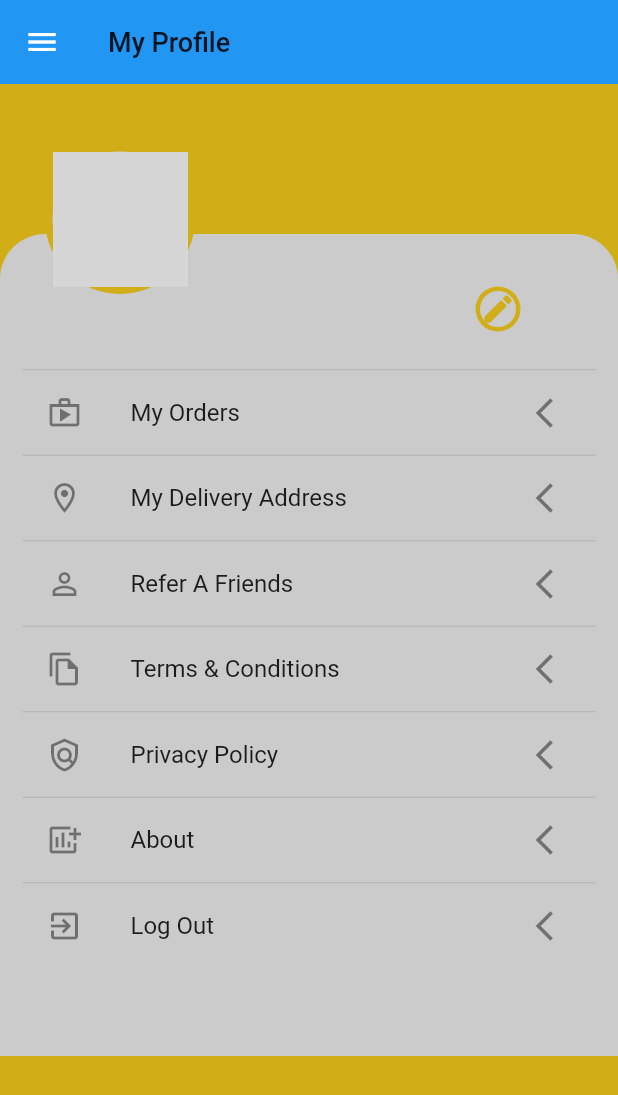
After one commit to shubham-up-47/flutter-food-app, a Flutter app: the MyProfile screen opened directly, on a phone screen of 412 x 824 dp. The commit adds this screen. Shown: the top 1095 px of the screen. Run offline on Flutter 3.47's test engine with Material 2 defaults, Android fonts, the phone set to English and light mode, and no system bars; our stand-ins replace cloud_firestore, firebase_auth, firebase_core, flutter_signin_button, google_sign_in; accounts and stored records are empty; network calls fail; grey boxes are pictures that could not be loaded.

Commit message:
forth commit

```diff
--- a/Notes1.txt
+++ b/Notes1.txt
@@ -49,7 +49,7 @@
 
           Authentication
 
-
+*Update all color shortcuts in files
 
 
 
--- /dev/null
+++ b/foodapp/lib/config/colors.dart
@@ -0,0 +1,5 @@
+import 'package:flutter/material.dart';
+
+Color primaryColor = Color(0xffd1ad17);
+Color scaffoldBackgroundColor = Color(0xffcbcbcb);
+Color textColor = Colors.black87;
--- a/foodapp/lib/main.dart
+++ b/foodapp/lib/main.dart
@@ -1,6 +1,7 @@
 import 'package:firebase_auth/firebase_auth.dart';
 import 'package:flutter/material.dart';
 import 'package:firebase_core/firebase_core.dart';
+import 'package:foodapp/config/colors.dart';
 import 'auth/sign_in.dart';
 
 void main() async {
@@ -16,6 +17,10 @@ class MyApp extends StatelessWidget {
   @override
   Widget build(BuildContext context) {
     return MaterialApp(
+      theme: ThemeData(
+        primaryColor: primaryColor,
+        scaffoldBackgroundColor: scaffoldBackgroundColor
+      ),
       debugShowCheckedModeBanner: false,
       home: SignIn(),
     );
--- a/foodapp/lib/screens/home/drawer_side.dart
+++ b/foodapp/lib/screens/home/drawer_side.dart
@@ -7,6 +7,7 @@
 // import 'package:app/screens/wishList/wish_list.dart';
 import 'package:flutter/material.dart';
 import 'package:foodapp/screens/home/home_screen.dart';
+import 'package:foodapp/screens/my_profile/my_profile.dart';
 
 class DrawerSide extends StatefulWidget{
   // UserProvider userProvider;
@@ -104,7 +105,7 @@ class _DrawerSideState extends State<DrawerSide>{
               onTap: (){
                 Navigator.of(context).push(
                   MaterialPageRoute(
-                    builder: (context) => HomeScreen(),
+                    builder: (context) => MyProfile(),
                   ),
                 );
               }
--- /dev/null
+++ b/foodapp/lib/screens/my_profile/my_profile.dart
@@ -0,0 +1,174 @@
+import 'package:flutter/material.dart';
+import 'package:foodapp/config/colors.dart';
+// import 'package:foodapp/models/user_model.dart';
+// import 'package:foodapp/providers/user_provider.dart';
+import 'package:foodapp/screens/home/drawer_side.dart';
+
+class MyProfile extends StatefulWidget {
+  // UserProvider userProvider;
+  // MyProfile({this.userProvider});
+
+  @override
+  _MyProfileState createState() => _MyProfileState();
+}
+
+class _MyProfileState extends State<MyProfile>{
+
+  @override
+  Widget listTile({required IconData icon, required String title}){
+    return Column(
+      children: [
+        Divider(
+          height: 1,
+        ),
+        ListTile(
+          leading: Icon(icon),
+          title: Text(title),
+          trailing: Icon(Icons.arrow_back_ios),
+        )
+      ],
+    );
+  }
+
+  Widget build(BuildContext context) {
+    // var userData = widget.userProvider.currentUserData;
+
+    return Scaffold(
+      backgroundColor: primaryColor,
+
+      appBar: AppBar(
+        elevation: 0.0,
+        title: Text(
+          "My Profile",
+          style: TextStyle(
+            fontSize: 18,
+            color: textColor,
+          ),
+        ),
+      ),
+
+      drawer: DrawerSide(
+        // userProvider: widget.userProvider,
+      ),
+
+      body: Stack(
+        children: [
+          Column(
+            children: [
+              Container(
+                height: 100,
+                color: primaryColor,
+              ),
+
+              Container(
+                height: 548,
+                width: double.infinity,
+                padding: EdgeInsets.symmetric(horizontal: 15, vertical: 10),
+                decoration: BoxDecoration(
+                  color: scaffoldBackgroundColor,
+                  borderRadius: BorderRadius.only(
+                    topLeft: Radius.circular(30),
+                    topRight: Radius.circular(30),
+                  ),
+                ),
+                child: ListView(
+                  children: [
+                    Row(
+                      mainAxisAlignment: MainAxisAlignment.end,
+                      children: [
+                        Container(
+                          width: 250,
+                          height: 80,
+                          padding: EdgeInsets.only(left: 20),
+
+                          child: Row(
+                            mainAxisAlignment: MainAxisAlignment.spaceAround,
+                            children: [
+                              Column(
+                                mainAxisAlignment: MainAxisAlignment.center,
+                                crossAxisAlignment: CrossAxisAlignment.start,
+                                children: [
+                                  // Text(
+                                  //   userData.userName,
+                                  //   style: TextStyle(
+                                  //     fontSize: 14,
+                                  //     fontWeight: FontWeight.bold,
+                                  //     color: textColor
+                                  //   ),
+                                  // ),
+                                  SizedBox(
+                                    height: 10,
+                                  ),
+                                  // Text(userData.userEmail),
+                                ],
+                              ),
+                              CircleAvatar(
+                                radius: 15,
+                                backgroundColor: primaryColor,
+                                child: CircleAvatar(
+                                  radius: 12,
+                                  child: Icon(
+                                    Icons.edit,
+                                    color: primaryColor,
+                                  ),
+                                  backgroundColor: scaffoldBackgroundColor,
+                                ),
+                              ),
+                            ],
+                          ),
+                        ),
+                      ],
+                    ),
+                    listTile(
+                      icon: Icons.shop_outlined,
+                      title: "My Orders"
+                    ),
+                    listTile(
+                      icon: Icons.location_on_outlined,
+                      title: "My Delivery Address"
+                    ),
+                    listTile(
+                      icon: Icons.person_outline,
+                      title: "Refer A Friends"
+                    ),
+                    listTile(
+                      icon: Icons.file_copy_outlined,
+                      title: "Terms & Conditions"
+                    ),
+                    listTile(
+                      icon: Icons.policy_outlined,
+                      title: "Privacy Policy"
+                    ),
+                    listTile(
+                      icon: Icons.add_chart,
+                      title: "About"
+                    ),
+                    listTile(
+                      icon: Icons.exit_to_app_outlined,
+                      title: "Log Out"
+                    ),
+                  ],
+                ),
+              ),
+            ],
+          ),
+          Padding(
+            padding: const EdgeInsets.only(top: 40, left: 30),
+            child: CircleAvatar(
+              radius: 50,
+              backgroundColor: primaryColor,
+              child: CircleAvatar(
+                backgroundImage: NetworkImage(
+                  // userData.userImage ??
+                  "https://s3.envato.com/files/328957910/vegi_thumb.pnb",
+                ),
+                radius: 45,
+                backgroundColor: scaffoldBackgroundColor,
+              ),
+            ),
+          ),
+        ],
+      ),
+    );
+  }
+}
```
Also changed, not shown: foodapp/lib/screens/home/home_screen.dart (+16 -17 lines), foodapp/lib/screens/home/single_product.dart (+68 -68 lines), foodapp/lib/screens/product_overview/product_overview.dart (added, +264 -0 lines).
